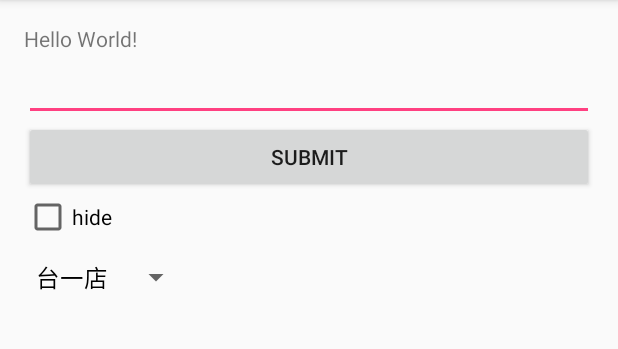
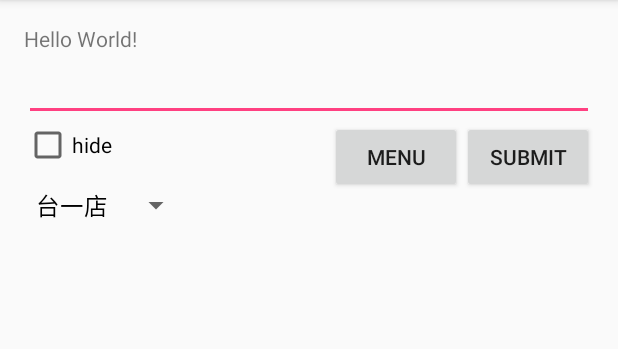
Before and after one commit to gitqmo/android_class_test, an Android app: the screen it shows after launch (MainActivity), on a phone screen of 412 x 824 dp, the part 84-433 px from its top. Run offline under Robolectric (Android 15) with nearby library versions, the phone set to English and light mode, and no system bars.

Commit message:
Add Android LifeTime Testing
Android LifeTime Explanation

```diff
--- a/SimpleUI/app/src/main/AndroidManifest.xml
+++ b/SimpleUI/app/src/main/AndroidManifest.xml
@@ -15,6 +15,7 @@
                 <category android:name="android.intent.category.LAUNCHER" />
             </intent-filter>
         </activity>
+        <activity android:name=".DrinkMenuAvtivity"></activity>
     </application>
 
 </manifest>
--- a/SimpleUI/app/src/main/java/com/example/simpleui/simpleui/MainActivity.java
+++ b/SimpleUI/app/src/main/java/com/example/simpleui/simpleui/MainActivity.java
@@ -1,9 +1,11 @@
 package com.example.simpleui.simpleui;
 
 import android.content.Context;
+import android.content.Intent;
 import android.content.SharedPreferences;
 import android.support.v7.app.AppCompatActivity;
 import android.os.Bundle;
+import android.util.Log;
 import android.view.KeyEvent;
 import android.view.View;
 import android.view.inputmethod.EditorInfo;
@@ -19,6 +21,7 @@ import android.widget.Toast;
 import org.w3c.dom.Text;
 
 public class MainActivity extends AppCompatActivity {
+    private static final int REQUEST_CODE_MENU_ACTIVITY = 0;
 
     TextView textView;
     EditText editText;
@@ -31,6 +34,7 @@ public class MainActivity extends AppCompatActivity {
 
     @Override
     protected void onCreate(Bundle savedInstanceState) {
+        Log.d("debug", "main menu onCreate");
         super.onCreate(savedInstanceState);
         setContentView(R.layout.activity_main);
 
@@ -118,4 +122,68 @@ public class MainActivity extends AppCompatActivity {
         textView.setText(text);
 
     }
+
+    public void goToMenu(View view){
+        //方法一
+        Intent intent = new Intent(this, DrinkMenuAvtivity.class);
+
+        //方法二
+//        Intent intent = new Intent(MainActivity.this, DrinkMenuAvtivity.class);
+
+
+        //方法三
+//        Intent intent = new Intent();
+//        intent.setClass(this, DrinkMenuAvtivity.class);
+
+        //startActivity(intent);
+        startActivityForResult(intent, REQUEST_CODE_MENU_ACTIVITY);
+    }
+
+    @Override
+    protected void onActivityResult(int requestCode, int resultCode, Intent data) {
+        Log.d("debug", "main menu onActivityResult");
+        super.onActivityResult(requestCode, resultCode, data);
+
+        if(requestCode == REQUEST_CODE_MENU_ACTIVITY){
+            if(resultCode == RESULT_OK){
+                textView.setText(data.getStringExtra("result"));
+            }
+        }
+    }
+
+    @Override
+    protected void onStart(){
+        super.onStart();
+        Log.d("debug", "main menu onStart");
+    }
+
+    @Override
+    protected void onResume(){
+        super.onResume();
+        Log.d("debug", "main menu onResume");
+    }
+
+    @Override
+    protected void onPause(){
+        super.onPause();
+        Log.d("debug", "main menu onPause");
+    }
+
+    @Override
+    protected void onStop(){
+        super.onStop();
+        Log.d("debug", "main menu onStop");
+    }
+
+    @Override
+    protected void onRestart(){
+        super.onRestart();
+        Log.d("debug", "main menu onRestart");
+    }
+
+    @Override
+    protected void onDestroy(){
+        super.onDestroy();
+        Log.d("debug", "main menu onDestroy");
+    }
 }
--- a/SimpleUI/app/src/main/res/layout/activity_main.xml
+++ b/SimpleUI/app/src/main/res/layout/activity_main.xml
@@ -15,17 +15,7 @@
         android:text="Hello World!"
         android:id="@+id/textView" />
 
-    <Button
-        android:layout_width="match_parent"
-        android:layout_height="wrap_content"
-        android:text="submit"
-        android:id="@+id/button"
-        android:layout_alignParentLeft="true"
-        android:layout_alignParentStart="true"
-        android:layout_alignParentBottom="false"
-        android:layout_alignParentTop="false"
-        android:onClick="submit"
-        android:layout_below="@+id/editText" />
+
 
     <EditText
         android:layout_width="match_parent"
@@ -41,10 +31,31 @@
         android:layout_height="wrap_content"
         android:text="hide"
         android:id="@+id/checkBox"
-        android:layout_below="@+id/button"
+        android:layout_below="@+id/editText"
         android:layout_alignParentLeft="true"
         android:layout_alignParentStart="true"
         android:checked="false" />
+
+    <Button
+        android:layout_width="wrap_content"
+        android:layout_height="wrap_content"
+        android:text="Submit"
+        android:id="@+id/button"
+        android:layout_alignParentRight="true"
+        android:onClick="submit"
+        android:layout_below="@+id/editText"
+        />
+
+    <Button
+        android:layout_width="wrap_content"
+        android:layout_height="wrap_content"
+        android:id="@+id/menuButton"
+        tools:text="menu"
+        android:text="Menu"
+        android:layout_below="@+id/editText"
+        android:layout_toLeftOf="@+id/button"
+        android:onClick="goToMenu"
+        />
 
     <Spinner
         android:layout_width="wrap_content"
@@ -61,4 +72,6 @@
         android:layout_alignParentLeft="true"
         android:layout_alignParentStart="true" />
 
+
+
 </RelativeLayout>
--- a/SimpleUI/app/src/main/res/values/strings.xml
+++ b/SimpleUI/app/src/main/res/values/strings.xml
@@ -1,3 +1,8 @@
 <resources>
     <string name="app_name">SimpleUI</string>
+
+    <string name="blackTea">Black Tea</string>
+    <string name="coffee">Coffee</string>
+    <string name="milk">Milk</string>
+    <string name="water">Water</string>
 </resources>
```
Also changed, not shown: SimpleUI/app/src/main/java/com/example/simpleui/simpleui/DrinkMenuAvtivity.java (added, +76 -0 lines), SimpleUI/app/src/main/res/layout/activity_drink_menu_avtivity.xml (added, +163 -0 lines).
